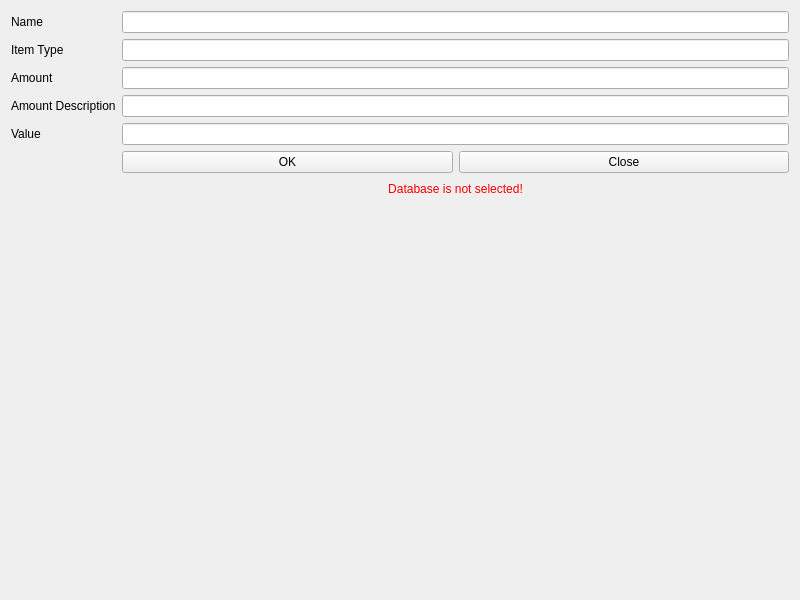
Qt form add_expenditures_form.ui (KopiTheCarpenter/SpendingTracker) before a commit.
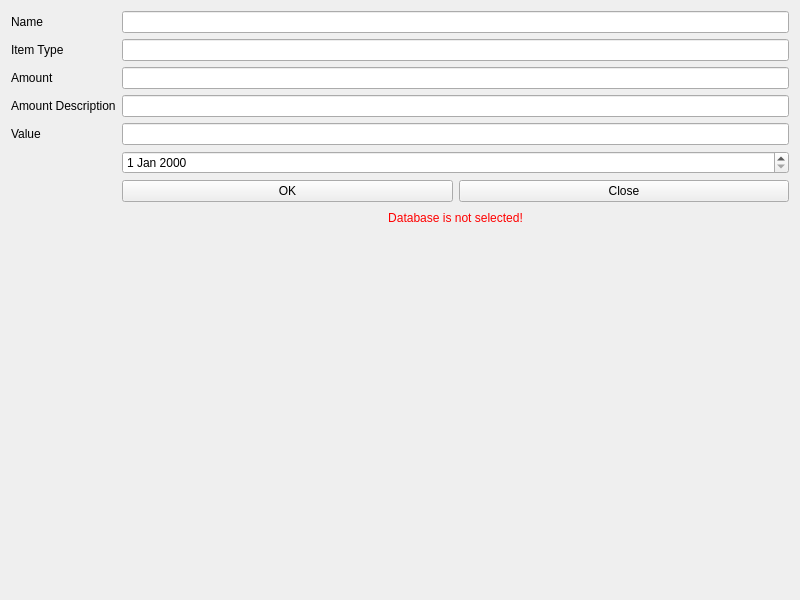
The same form after that commit.

What changed in the file:
```diff
--- a/add_expenditures_form.ui
+++ b/add_expenditures_form.ui
@@ -85,7 +85,7 @@
    <item row="4" column="1">
     <widget class="QLineEdit" name="valueLineEdit"/>
    </item>
-   <item row="5" column="0">
+   <item row="6" column="0">
     <spacer name="horizontalSpacer">
      <property name="orientation">
       <enum>Qt::Horizontal</enum>
@@ -98,7 +98,7 @@
      </property>
     </spacer>
    </item>
-   <item row="5" column="1">
+   <item row="6" column="1">
     <layout class="QHBoxLayout" name="horizontalLayout">
      <item>
       <widget class="QPushButton" name="btn_OK">
@@ -116,7 +116,7 @@
      </item>
     </layout>
    </item>
-   <item row="6" column="0">
+   <item row="7" column="0">
     <spacer name="horizontalSpacer_2">
      <property name="orientation">
       <enum>Qt::Horizontal</enum>
@@ -129,7 +129,7 @@
      </property>
     </spacer>
    </item>
-   <item row="6" column="1">
+   <item row="7" column="1">
     <widget class="QLabel" name="label_warning">
      <property name="enabled">
       <bool>true</bool>
@@ -145,6 +145,22 @@
      </property>
     </widget>
    </item>
+   <item row="5" column="1">
+    <widget class="QDateEdit" name="dateEdit"/>
+   </item>
+   <item row="5" column="0">
+    <spacer name="horizontalSpacer_3">
+     <property name="orientation">
+      <enum>Qt::Horizontal</enum>
+     </property>
+     <property name="sizeHint" stdset="0">
+      <size>
+       <width>40</width>
+       <height>20</height>
+      </size>
+     </property>
+    </spacer>
+   </item>
   </layout>
  </widget>
  <resources/>
```
